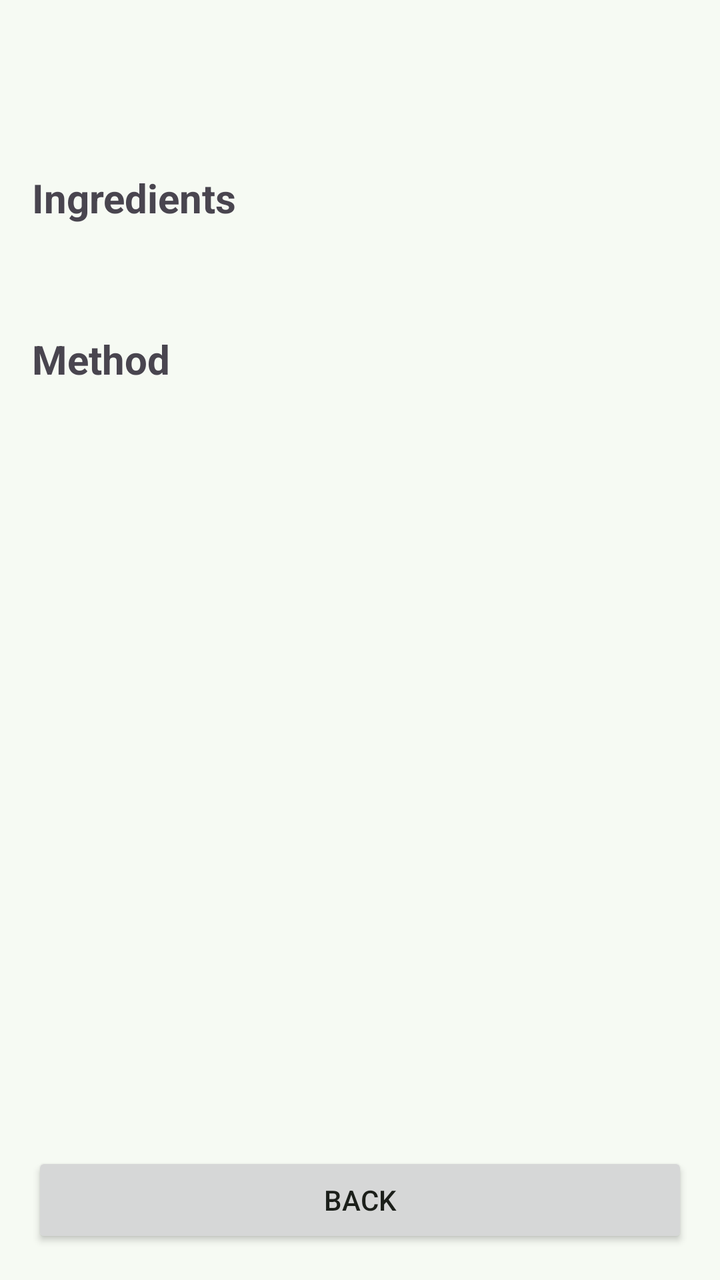
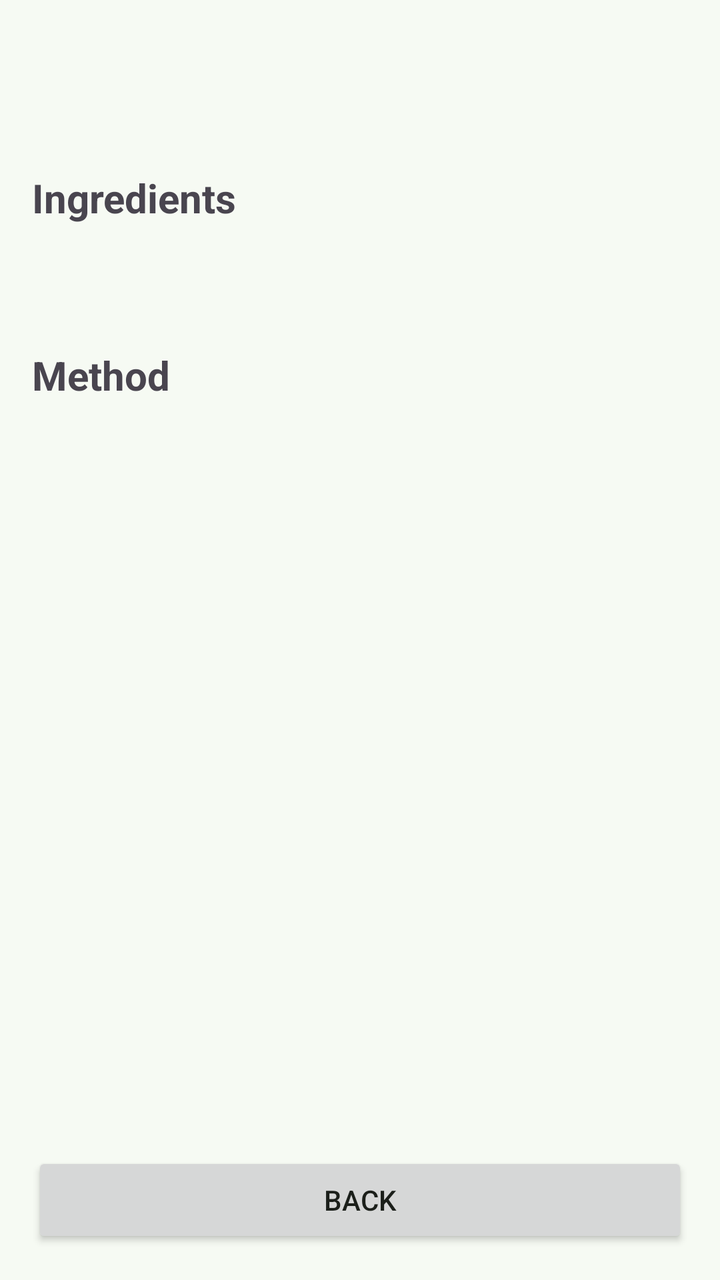

Two renders of the same Android screen: before a commit and after it. Below are the layout's source before the change and the commit's diff.
<!-- AndroidManifest.xml: application theme Theme.SmartPantryManager -->
<!-- res/layout/activity_recipe_detail.xml -->
<?xml version="1.0" encoding="utf-8"?>
<LinearLayout xmlns:android="http://schemas.android.com/apk/res/android"
    android:layout_width="match_parent"
    android:layout_height="match_parent"
    android:orientation="vertical"
    android:padding="16dp">

    <ScrollView
        android:layout_width="match_parent"
        android:layout_height="0dp"
        android:layout_weight="1">

        <LinearLayout
            android:layout_width="match_parent"
            android:layout_height="wrap_content"
            android:orientation="vertical">

            <TextView
                android:id="@+id/recipeNameText"
                android:layout_width="match_parent"
                android:layout_height="wrap_content"
                android:paddingTop="16dp"
                android:paddingBottom="16dp"
                style="@style/TextTitle" />

            <TextView
                android:layout_width="match_parent"
                android:layout_height="wrap_content"
                android:text="Ingredients"
                style="@style/TextHeading" />

            <TextView
                android:id="@+id/ingredientsText"
                android:layout_width="match_parent"
                android:layout_height="wrap_content"
                android:layout_marginTop="8dp"
                android:lineSpacingExtra="4dp"
                style="@style/TextBody" />

            <TextView
                android:layout_width="match_parent"
                android:layout_height="wrap_content"
                android:layout_marginTop="24dp"
                android:text="Method"
                style="@style/TextHeading" />

            <TextView
                android:id="@+id/stepsText"
                android:layout_width="match_parent"
                android:layout_height="wrap_content"
                android:layout_marginTop="8dp"
                android:lineSpacingExtra="4dp"
                style="@style/TextBody" />

        </LinearLayout>
    </ScrollView>

    <Button
        android:id="@+id/backButton"
        android:layout_width="match_parent"
        android:layout_height="wrap_content"
        android:layout_marginTop="8dp"
        android:text="Back" />

</LinearLayout>
<!-- resources referenced by this layout -->
<resources>
  <style name="TextBody">
          <item name="android:textSize">16sp</item>
      </style>
  <style name="TextHeading">
          <item name="android:textSize">20sp</item>
          <item name="android:textStyle">bold</item>
      </style>
  <style name="TextTitle">
          <item name="android:textSize">28sp</item>
          <item name="android:textStyle">bold</item>
      </style>
  <style name="Theme.SmartPantryManager" parent="Theme.Material3.Light.NoActionBar">
          <item name="colorPrimary">@color/primary</item>
          <item name="colorOnPrimary">@color/on_primary</item>
          <item name="android:colorBackground">@color/background</item>
          <item name="colorSurface">@color/background</item>
          <item name="colorOnSurface">@color/text_primary</item>
          <item name="colorOnSurfaceVariant">@color/text_secondary</item>
          <item name="colorSurfaceContainer">@color/nav_background</item>
          <item name="colorSecondaryContainer">@color/nav_indicator</item>
          <item name="colorOnSecondaryContainer">@color/text_primary</item>
          <item name="android:textColorPrimary">@color/text_primary</item>
          <item name="android:textColorSecondary">@color/text_secondary</item>
      </style>
  <color name="primary">#2E7D32</color>
  <color name="on_primary">#FFFFFF</color>
  <color name="background">#F6FAF3</color>
  <color name="text_primary">#1B1F1A</color>
  <color name="text_secondary">#4A5349</color>
  <color name="nav_background">#EAF1E6</color>
  <color name="nav_indicator">#C8E6C9</color>
</resources>

<!-- the commit's change to res/layout/activity_recipe_detail.xml (unified diff, before → after) -->
@@ -30,12 +30,18 @@
                 style="@style/TextHeading" />
 
             <TextView
-                android:id="@+id/ingredientsText"
+                android:id="@+id/summaryText"
                 android:layout_width="match_parent"
                 android:layout_height="wrap_content"
-                android:layout_marginTop="8dp"
-                android:lineSpacingExtra="4dp"
+                android:paddingTop="4dp"
+                android:paddingBottom="12dp"
                 style="@style/TextBody" />
+
+            <LinearLayout
+                android:id="@+id/ingredientsContainer"
+                android:layout_width="match_parent"
+                android:layout_height="wrap_content"
+                android:orientation="vertical" />
 
             <TextView
                 android:layout_width="match_parent"
